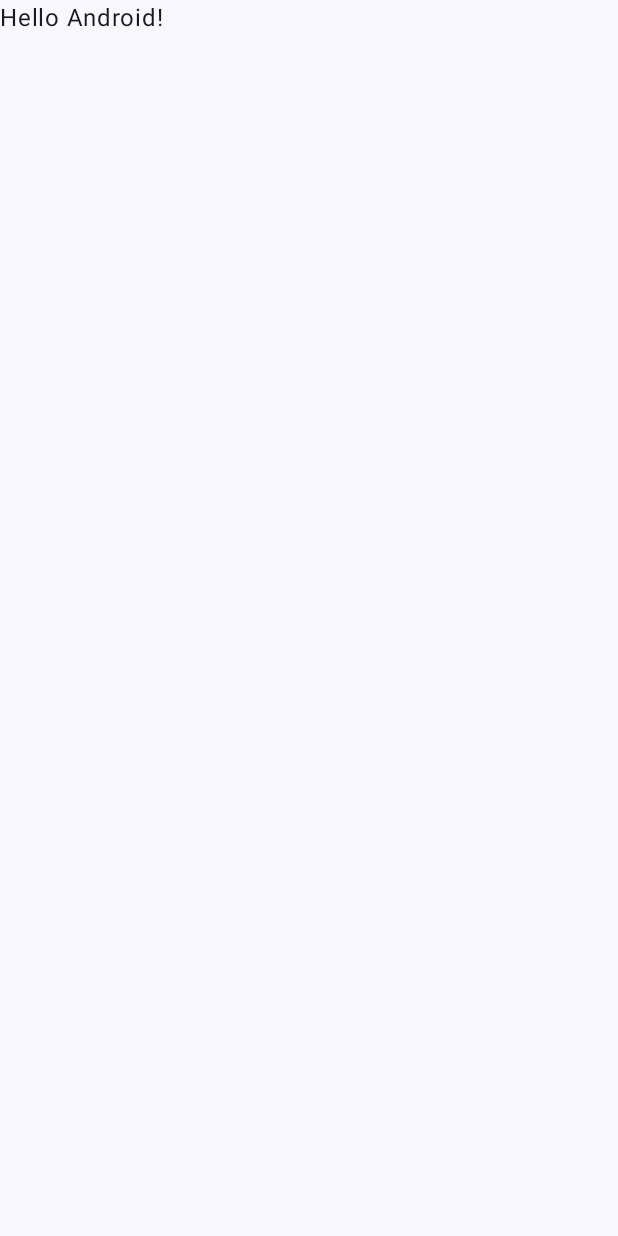
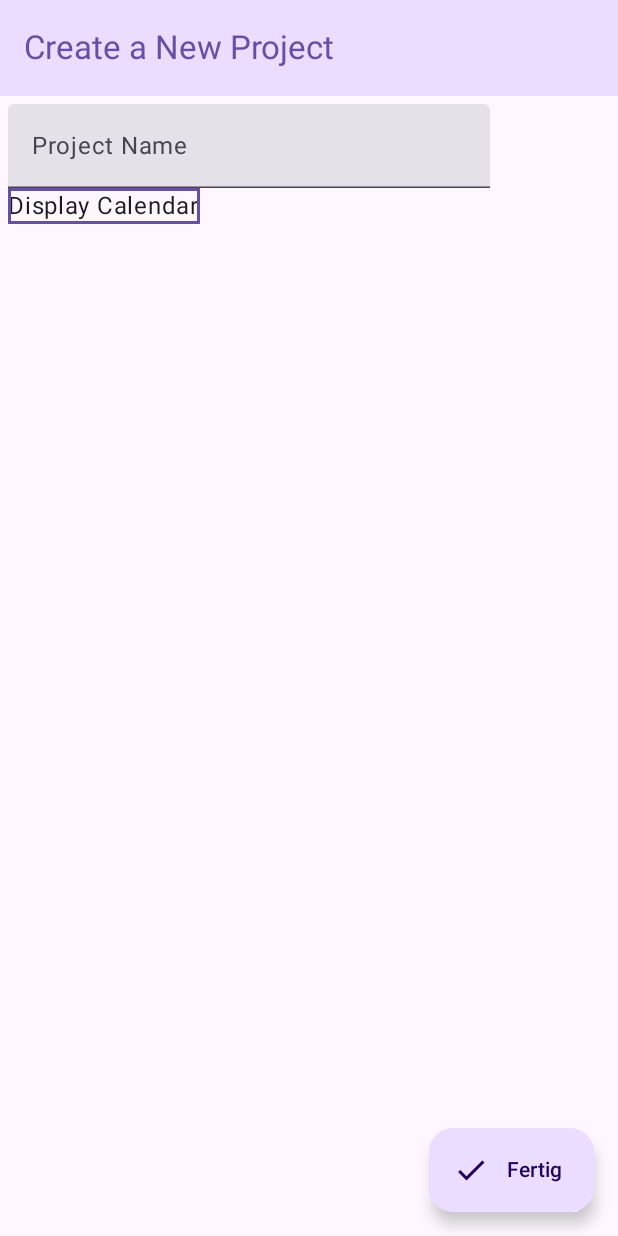
Before and after one commit to arnekuchenbecker/kitchen-planer-app, an Android app built with Jetpack Compose: the screen it shows after launch (MainActivity), on a phone screen of 412 x 824 dp. Before the commit the screen is almost empty. Run offline under Robolectric (Android 15) with nearby library versions, the phone set to English and light mode, and no system bars; 1 statement that could not run was skipped.

Commit message:
Add Project Creation Screen

```diff
--- a/app/src/main/java/com/scouts/kitchenplaner/MainActivity.kt
+++ b/app/src/main/java/com/scouts/kitchenplaner/MainActivity.kt
@@ -4,6 +4,7 @@ import android.os.Bundle
 import androidx.activity.ComponentActivity
 import androidx.activity.compose.setContent
 import androidx.compose.foundation.layout.fillMaxSize
+import androidx.compose.foundation.layout.fillMaxWidth
 import androidx.compose.material3.MaterialTheme
 import androidx.compose.material3.Surface
 import androidx.compose.material3.Text
@@ -11,36 +12,26 @@ import androidx.compose.runtime.Composable
 import androidx.compose.ui.Modifier
 import androidx.compose.ui.tooling.preview.Preview
 import com.scouts.kitchenplaner.ui.theme.KitchenPlanerTheme
+import com.scouts.kitchenplaner.ui.view.CreateProject
 
 class MainActivity : ComponentActivity() {
     override fun onCreate(savedInstanceState: Bundle?) {
         super.onCreate(savedInstanceState)
         setContent {
-            KitchenPlanerTheme {
-                // A surface container using the 'background' color from the theme
-                Surface(
-                    modifier = Modifier.fillMaxSize(),
-                    color = MaterialTheme.colorScheme.background
-                ) {
-                    Greeting("Android")
-                }
+            KitchenPlanerTheme(dynamicColor = false) {
+                CreateProject()
             }
         }
     }
 }
 
-@Composable
-fun Greeting(name: String, modifier: Modifier = Modifier) {
-    Text(
-        text = "Hello $name!",
-        modifier = modifier
-    )
-}
-
 @Preview(showBackground = true)
 @Composable
 fun GreetingPreview() {
-    KitchenPlanerTheme {
-        Greeting("Android")
+    KitchenPlanerTheme (darkTheme = true) {
+        Surface(modifier = Modifier.fillMaxSize(),
+            color = MaterialTheme.colorScheme.background) {
+            Text("Test")
+        }
     }
 }
--- /dev/null
+++ b/app/src/main/java/com/scouts/kitchenplaner/ui/view/CreateProject.kt
@@ -0,0 +1,101 @@
+/*
+ * KitchenPlanerApp is the android app frontend for the KitchenPlaner, a tool
+ * to cooperatively plan a meal plan for a campout.
+ * Copyright (C) 2023  Arne Kuchenbecker, Antonia Heiming
+ *
+ * This program is free software: you can redistribute it and/or modify
+ * it under the terms of the GNU General Public License as published by
+ * the Free Software Foundation, either version 3 of the License, or
+ * (at your option) any later version.
+ *
+ * This program is distributed in the hope that it will be useful,
+ * but WITHOUT ANY WARRANTY; without even the implied warranty of
+ * MERCHANTABILITY or FITNESS FOR A PARTICULAR PURPOSE.  See the
+ * GNU General Public License for more details.
+ */
+
+package com.scouts.kitchenplaner.ui.view
+
+import androidx.compose.foundation.border
+import androidx.compose.foundation.clickable
+import androidx.compose.foundation.layout.Box
+import androidx.compose.foundation.layout.Column
+import androidx.compose.foundation.layout.fillMaxWidth
+import androidx.compose.foundation.layout.padding
+import androidx.compose.material.icons.Icons
+import androidx.compose.material.icons.filled.Check
+import androidx.compose.material3.Button
+import androidx.compose.material3.DatePicker
+import androidx.compose.material3.DatePickerDialog
+import androidx.compose.material3.ExperimentalMaterial3Api
+import androidx.compose.material3.ExtendedFloatingActionButton
+import androidx.compose.material3.Icon
+import androidx.compose.material3.MaterialTheme
+import androidx.compose.material3.Scaffold
+import androidx.compose.material3.Text
+import androidx.compose.material3.TextField
+import androidx.compose.material3.TopAppBar
+import androidx.compose.material3.TopAppBarDefaults
+import androidx.compose.material3.DatePickerDialog
+import androidx.compose.material3.DatePickerState
+import androidx.compose.material3.DateRangePicker
+import androidx.compose.material3.OutlinedTextField
+import androidx.compose.material3.rememberDatePickerState
+import androidx.compose.runtime.Composable
+import androidx.compose.ui.Modifier
+import androidx.compose.ui.unit.dp
+import androidx.lifecycle.viewmodel.compose.viewModel
+import com.scouts.kitchenplaner.ui.viewmodel.CreateProjectViewModel
+
+@OptIn(ExperimentalMaterial3Api::class)
+@Composable
+fun CreateProject(createProjectViewModel: CreateProjectViewModel = viewModel()) {
+    Scaffold (topBar = {
+        TopAppBar(
+            colors = TopAppBarDefaults.smallTopAppBarColors(
+                containerColor = MaterialTheme.colorScheme.primaryContainer,
+                titleContentColor = MaterialTheme.colorScheme.primary,
+            ),
+            title = {
+                Text("Create a New Project")
+            }
+        )
+
+    }, floatingActionButton = {
+        ExtendedFloatingActionButton(onClick = { createProjectViewModel.onProjectCreate() }, icon = {
+            Icon(imageVector = Icons.Filled.Check, contentDescription = "Create project")
+        }, text = { Text("Fertig") })
+    }) {
+        CreateProjectInput(modifier = Modifier.padding(it))
+    }
+}
+
+@OptIn(ExperimentalMaterial3Api::class)
+@Composable
+fun CreateProjectInput(modifier: Modifier = Modifier, createProjectViewModel: CreateProjectViewModel = viewModel()) {
+    Column(modifier = modifier
+        .padding(5.dp)
+        .fillMaxWidth()) {
+        TextField(value = createProjectViewModel.nameText.value, onValueChange = {
+            createProjectViewModel.nameText.value = it
+        }, modifier = Modifier.fillMaxWidth(0.8f),
+            label = { Text("Project Name") }
+        )
+        Text("Display Calendar", modifier = Modifier.clickable {
+                createProjectViewModel.displayStartPicker.value = true
+            }.border(2.dp, MaterialTheme.colorScheme.primary))
+
+        if (createProjectViewModel.displayStartPicker.value) {
+            DatePickerDialog(onDismissRequest = {createProjectViewModel.displayStartPicker.value = false}, confirmButton = {
+                Button(onClick = {
+                    println(createProjectViewModel.projectDates.value.selectedDateMillis)
+                    createProjectViewModel.displayStartPicker.value = false
+                }) {
+                    Icon(Icons.Filled.Check, "Choose Date Range")
+                }
+            }) {
+                DatePicker(state = createProjectViewModel.projectDates.value)
+            }
+        }
+    }
+}
--- /dev/null
+++ b/app/src/main/java/com/scouts/kitchenplaner/ui/viewmodel/CreateProjectViewModel.kt
@@ -0,0 +1,40 @@
+/*
+ * KitchenPlanerApp is the android app frontend for the KitchenPlaner, a tool
+ * to cooperatively plan a meal plan for a campout.
+ * Copyright (C) 2023  Arne Kuchenbecker, Antonia Heiming
+ *
+ * This program is free software: you can redistribute it and/or modify
+ * it under the terms of the GNU General Public License as published by
+ * the Free Software Foundation, either version 3 of the License, or
+ * (at your option) any later version.
+ *
+ * This program is distributed in the hope that it will be useful,
+ * but WITHOUT ANY WARRANTY; without even the implied warranty of
+ * MERCHANTABILITY or FITNESS FOR A PARTICULAR PURPOSE.  See the
+ * GNU General Public License for more details.
+ */
+
+package com.scouts.kitchenplaner.ui.viewmodel
+
+import androidx.compose.material3.DatePickerState
+import androidx.compose.material3.DateRangePickerState
+import androidx.compose.material3.DisplayMode
+import androidx.compose.material3.ExperimentalMaterial3Api
+import androidx.compose.material3.rememberDateRangePickerState
+import androidx.compose.runtime.MutableState
+import androidx.compose.runtime.mutableStateOf
+import androidx.lifecycle.ViewModel
+
+class CreateProjectViewModel : ViewModel() {
+    val nameText: MutableState<String> = mutableStateOf("")
+    @OptIn(ExperimentalMaterial3Api::class)
+    val projectDates: MutableState<DatePickerState> = mutableStateOf(
+        DatePickerState(null, null, IntRange(2000, 2100), DisplayMode.Picker)
+    )
+
+    val displayStartPicker: MutableState<Boolean> = mutableStateOf(false)
+
+    fun onProjectCreate() {
+        println("Creating Project with name ${nameText.value}")
+    }
+}
```
